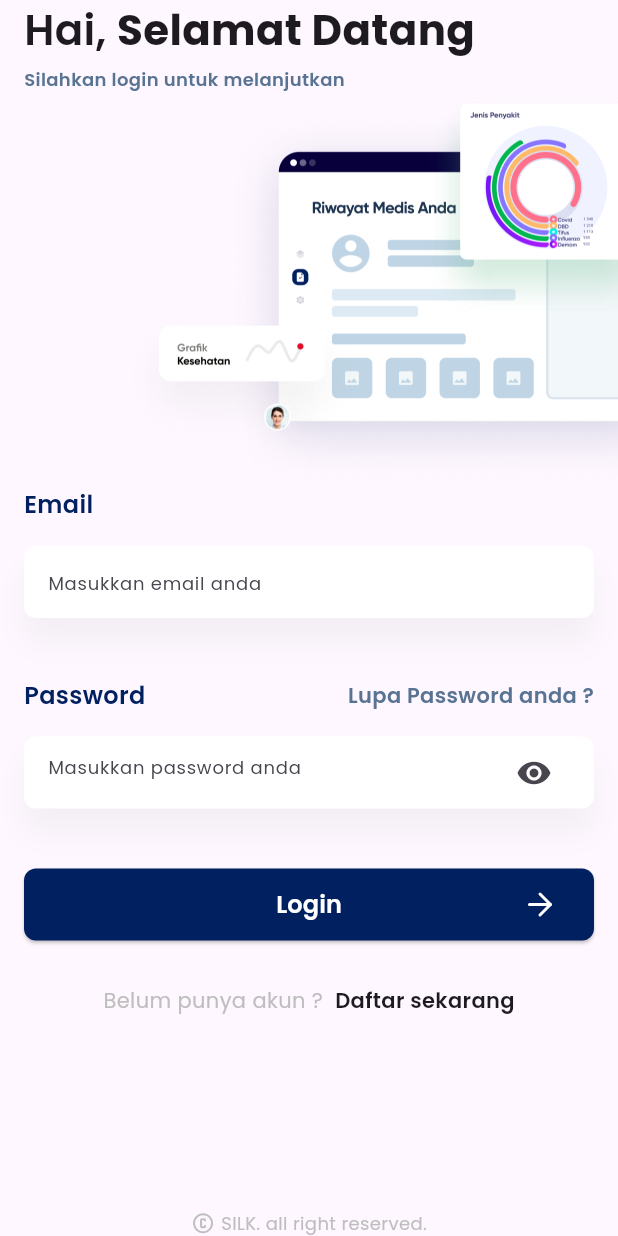
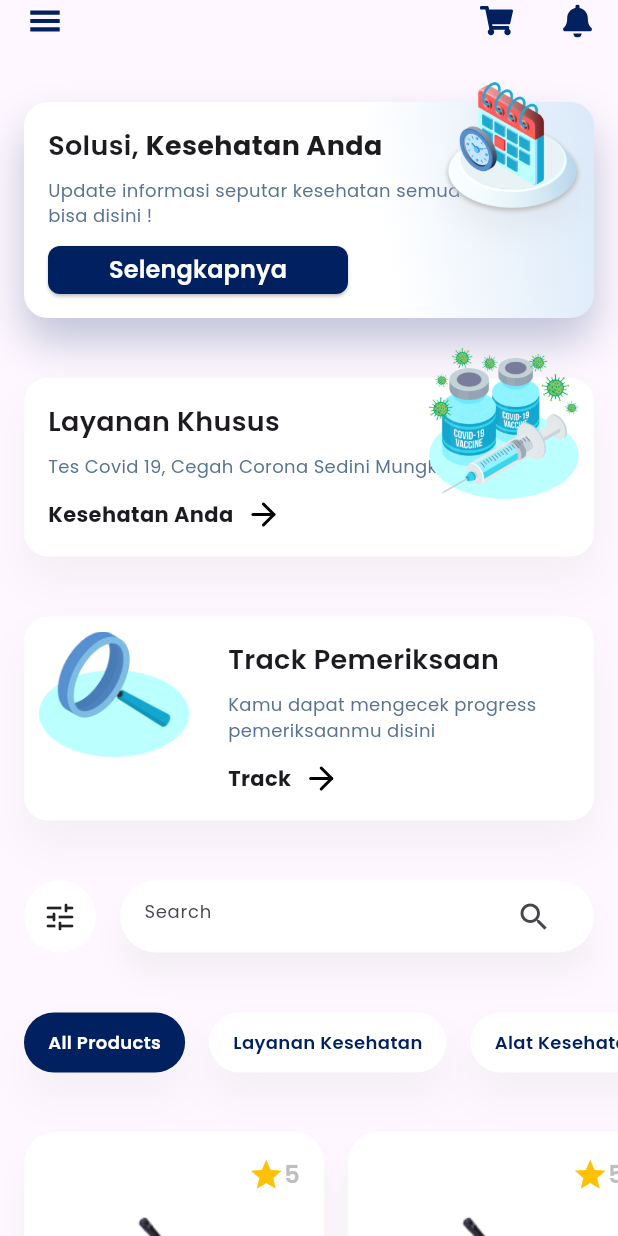
Before and after one commit to hamcuks/vascomm-test, a Flutter app: the screen it shows after launch, on a phone screen of 412 x 824 dp. Run offline on Flutter 3.47's test engine with Material 3 defaults, Android fonts, the phone set to English and light mode, and no system bars; drawn by our look-alikes of auto_size_text; our stand-ins replace bloc, dio, equatable, flutter_bloc, flutter_easyloading, flutter_svg and 2 more.

Commit message:
feat(view): create home view

```diff
--- /dev/null
+++ b/lib/features/main/presentation/views/home_view.dart
@@ -0,0 +1,400 @@
+import 'package:flutter/cupertino.dart';
+import 'package:flutter/material.dart';
+import 'package:flutter/rendering.dart';
+import 'package:flutter/widgets.dart';
+import 'package:flutter_svg/flutter_svg.dart';
+import 'package:google_fonts/google_fonts.dart';
+import 'package:vascomm_test/features/main/presentation/widgets/item_card.dart';
+import 'package:vascomm_test/shared/presentation/widgets/app_button.dart';
+import 'package:vascomm_test/shared/presentation/widgets/app_input_form.dart';
+import 'package:vascomm_test/shared/presentation/widgets/notification_banner.dart';
+
+import '../widgets/category_pill.dart';
+
+class HomeView extends StatelessWidget {
+  const HomeView({super.key});
+
+  @override
+  Widget build(BuildContext context) {
+    return SafeArea(
+      child: Scaffold(
+        body: Column(
+          children: [
+            Padding(
+              padding: const EdgeInsets.symmetric(horizontal: 16),
+              child: Row(
+                children: [
+                  SvgPicture.asset('assets/icons/dash-menu-ic.svg'),
+                  const Spacer(),
+                  SvgPicture.asset('assets/icons/cart-ic.svg'),
+                  const SizedBox(width: 32),
+                  SvgPicture.asset('assets/icons/notif-new-ic.svg'),
+                ],
+              ),
+            ),
+            Expanded(
+              child: ListView(
+                children: [
+                  Padding(
+                    padding: const EdgeInsets.all(16),
+                    child: Column(
+                      children: [
+                        const SizedBox(height: 24),
+                        const _MedicalSolutionCard(),
+                        const SizedBox(height: 40),
+                        const _CovidSpecialServiceCard(),
+                        const SizedBox(height: 40),
+                        const _MedicalTrackCard(),
+                        const SizedBox(height: 40),
+                        const _HomeItemSearch(),
+                        const SizedBox(height: 40),
+                        _CategorySlider(),
+                        const SizedBox(height: 40),
+                        const _ItemListSlider(),
+                      ],
+                    ),
+                  ),
+                  const NotificationBanner()
+                ],
+              ),
+            ),
+          ],
+        ),
+      ),
+    );
+  }
+}
+
+class _CategorySlider extends StatelessWidget {
+  _CategorySlider();
+
+  final dummy = [
+    {'title': 'All Products', 'isSelected': true},
+    {'title': 'Layanan Kesehatan', 'isSelected': false},
+    {'title': 'Alat Kesehatan', 'isSelected': false},
+  ];
+
+  @override
+  Widget build(BuildContext context) {
+    return SizedBox(
+      height: 40,
+      child: ListView.separated(
+        scrollDirection: Axis.horizontal,
+        itemCount: dummy.length,
+        clipBehavior: Clip.none,
+        separatorBuilder: (_, __) => const SizedBox(width: 16),
+        itemBuilder: (context, index) {
+          final data = dummy[index];
+
+          return CategoryPill(
+            title: data['title'].toString(),
+            isSelected: bool.parse(data['isSelected'].toString()),
+          );
+        },
+      ),
+    );
+  }
+}
+
+class _ItemListSlider extends StatelessWidget {
+  const _ItemListSlider();
+
+  @override
+  Widget build(BuildContext context) {
+    return SizedBox(
+      height: 220,
+      child: ListView.separated(
+        scrollDirection: Axis.horizontal,
+        itemCount: 10,
+        clipBehavior: Clip.none,
+        separatorBuilder: (_, __) => const SizedBox(width: 16),
+        itemBuilder: (context, index) {
+          return const ItemCard();
+        },
+      ),
+    );
+  }
+}
+
+class _HomeItemSearch extends StatelessWidget {
+  const _HomeItemSearch();
+
+  @override
+  Widget build(BuildContext context) {
+    return Row(
+      children: [
+        Container(
+          height: 48,
+          width: 48,
+          decoration: const BoxDecoration(
+            color: Colors.white,
+            shape: BoxShape.circle,
+          ),
+          child: const Center(child: Icon(Icons.tune_rounded)),
+        ),
+        const SizedBox(width: 16),
+        const Flexible(
+          child: AppInputForm(
+            hintText: 'Search',
+            prefixIcon: Icon(Icons.search),
+            borderRadius: 30,
+          ),
+        ),
+      ],
+    );
+  }
+}
+
+class _MedicalTrackCard extends StatelessWidget {
+  const _MedicalTrackCard();
+
+  @override
+  Widget build(BuildContext context) {
+    return Stack(
+      clipBehavior: Clip.none,
+      children: [
+        Container(
+          padding: const EdgeInsets.all(16),
+          width: double.maxFinite,
+          decoration: BoxDecoration(
+            color: Colors.white,
+            borderRadius: BorderRadius.circular(16),
+            boxShadow: [
+              BoxShadow(
+                offset: const Offset(0, 16),
+                color: const Color(0xFFBEBEBE).withOpacity(0.16),
+                blurRadius: 24,
+              )
+            ],
+          ),
+          child: Row(
+            children: [
+              const SizedBox(width: 120),
+              Flexible(
+                child: Column(
+                  crossAxisAlignment: CrossAxisAlignment.start,
+                  children: [
+                    Text(
+                      'Track Pemeriksaan',
+                      style: GoogleFonts.poppins(
+                        fontWeight: FontWeight.w600,
+                        fontSize: 18,
+                      ),
+                    ),
+                    const SizedBox(height: 8),
+                    Text(
+                      'Kamu dapat mengecek progress pemeriksaanmu disini',
+                      style: GoogleFonts.poppins(
+                        fontWeight: FontWeight.w400,
+                        fontSize: 12,
+                        color: const Color(0xFF597393),
+                      ),
+                    ),
+                    const SizedBox(height: 12),
+                    Row(
+                      children: [
+                        Text(
+                          'Track',
+                          style: GoogleFonts.poppins(
+                            fontWeight: FontWeight.w700,
+                            fontSize: 14,
+                          ),
+                        ),
+                        const SizedBox(width: 8),
+                        SvgPicture.asset(
+                          'assets/icons/chevron-right.svg',
+                          color: Colors.black,
+                        )
+                      ],
+                    ),
+                  ],
+                ),
+              ),
+            ],
+          ),
+        ),
+        Positioned(
+          left: 10,
+          top: 10,
+          child: Image.asset(
+            'assets/images/key-illus.png',
+            width: 100,
+          ),
+        ),
+      ],
+    );
+  }
+}
+
+class _CovidSpecialServiceCard extends StatelessWidget {
+  const _CovidSpecialServiceCard();
+
+  @override
+  Widget build(BuildContext context) {
+    return Stack(
+      clipBehavior: Clip.none,
+      children: [
+        Container(
+          padding: const EdgeInsets.all(16),
+          width: double.maxFinite,
+          decoration: BoxDecoration(
+            color: Colors.white,
+            borderRadius: BorderRadius.circular(16),
+            boxShadow: [
+              BoxShadow(
+                offset: const Offset(0, 16),
+                color: const Color(0xFFBEBEBE).withOpacity(0.16),
+                blurRadius: 24,
+              )
+            ],
+          ),
+          child: Row(
+            children: [
+              Flexible(
+                child: Column(
+                  crossAxisAlignment: CrossAxisAlignment.start,
+                  children: [
+                    Text(
+                      'Layanan Khusus',
+                      style: GoogleFonts.poppins(
+                        fontWeight: FontWeight.w600,
+                        fontSize: 18,
+                      ),
+                    ),
+                    const SizedBox(height: 8),
+                    Text(
+                      'Tes Covid 19, Cegah Corona Sedini Mungkin',
+                      style: GoogleFonts.poppins(
+                        fontWeight: FontWeight.w400,
+                        fontSize: 12,
+                        color: const Color(0xFF597393),
+                      ),
+                    ),
+                    const SizedBox(height: 12),
+                    Row(
+                      children: [
+                        Text(
+                          'Kesehatan Anda',
+                          style: GoogleFonts.poppins(
+                            fontWeight: FontWeight.w700,
+                            fontSize: 14,
+                          ),
+                        ),
+                        const SizedBox(width: 8),
+                        SvgPicture.asset(
+                          'assets/icons/chevron-right.svg',
+                          color: Colors.black,
+                        )
+                      ],
+                    ),
+                  ],
+                ),
+              ),
+              const SizedBox(width: 64),
+            ],
+          ),
+        ),
+        Positioned(
+          right: 10,
+          top: -20,
+          child: Image.asset(
+            'assets/images/vaccine-illus.png',
+            width: 100,
+          ),
+        ),
+      ],
+    );
+  }
+}
+
+class _MedicalSolutionCard extends StatelessWidget {
+  const _MedicalSolutionCard();
+
+  @override
+  Widget build(BuildContext context) {
+    return Stack(
+      clipBehavior: Clip.none,
+      children: [
+        Container(
+          padding: const EdgeInsets.all(16),
+          width: double.maxFinite,
+          decoration: BoxDecoration(
+            color: Colors.white,
+            borderRadius: BorderRadius.circular(16),
+            gradient: const LinearGradient(
+              colors: [
+                Colors.white,
+                Colors.white,
+                Color(0xFFDAE9F9),
+              ],
+              stops: [0, 0.6, 1],
+              begin: Alignment.centerLeft,
+              end: Alignment.topRight,
+            ),
+            boxShadow: [
+              BoxShadow(
+                offset: const Offset(0, 16),
+                color: const Color(0xFF002060).withOpacity(0.24),
+                blurRadius: 24,
+              )
+            ],
+          ),
+          child: Row(
+            children: [
+              Flexible(
+                child: Column(
+                  crossAxisAlignment: CrossAxisAlignment.start,
+                  children: [
+                    Row(
+                      children: [
+                        Text(
+                          'Solusi, ',
+                          style: GoogleFonts.poppins(
+                            fontWeight: FontWeight.w600,
+                            fontSize: 18,
+                          ),
+                        ),
+                        Text(
+                          'Kesehatan Anda',
+                          style: GoogleFonts.poppins(
+                            fontWeight: FontWeight.bold,
+                            fontSize: 18,
+                          ),
+                        ),
+                      ],
+                    ),
+                    const SizedBox(height: 8),
+                    Text(
+                      'Update informasi seputar kesehatan semua bisa disini !',
+                      style: GoogleFonts.poppins(
+                        fontWeight: FontWeight.w400,
+                        fontSize: 12,
+                        color: const Color(0xFF597393),
+                      ),
+                    ),
+                    const SizedBox(height: 12),
+                    AppButton(
+                      width: 200,
+                      height: 32,
+                      title: 'Selengkapnya',
+                      onPressed: () {},
+                    ),
+                  ],
+                ),
+              ),
+              const SizedBox(width: 64),
+            ],
+          ),
+        ),
+        Positioned(
+          right: -10,
+          top: -20,
+          child: Image.asset(
+            'assets/images/calendar-illus.png',
+            width: 128,
+          ),
+        ),
+      ],
+    );
+  }
+}
--- /dev/null
+++ b/lib/features/main/presentation/widgets/category_pill.dart
@@ -0,0 +1,41 @@
+import 'package:flutter/material.dart';
+import 'package:google_fonts/google_fonts.dart';
+
+class CategoryPill extends StatelessWidget {
+  const CategoryPill({
+    super.key,
+    required this.title,
+    this.isSelected = false,
+  });
+
+  final String title;
+  final bool isSelected;
+
+  @override
+  Widget build(BuildContext context) {
+    return Container(
+      padding: const EdgeInsets.symmetric(horizontal: 16, vertical: 8),
+      decoration: BoxDecoration(
+        color: isSelected ? const Color(0xFF002060) : Colors.white,
+        borderRadius: BorderRadius.circular(20),
+        boxShadow: [
+          BoxShadow(
+            offset: const Offset(0, 16),
+            color: const Color(0xFFBEBEBE).withOpacity(0.16),
+            blurRadius: 24,
+          )
+        ],
+      ),
+      child: Center(
+        child: Text(
+          title,
+          style: GoogleFonts.poppins(
+            fontSize: 12,
+            fontWeight: FontWeight.w600,
+            color: isSelected ? Colors.white : const Color(0xFF002060),
+          ),
+        ),
+      ),
+    );
+  }
+}
--- /dev/null
+++ b/lib/features/main/presentation/widgets/item_card.dart
@@ -0,0 +1,95 @@
+import 'package:flutter/cupertino.dart';
+import 'package:flutter/material.dart';
+import 'package:flutter/widgets.dart';
+import 'package:google_fonts/google_fonts.dart';
+
+class ItemCard extends StatelessWidget {
+  const ItemCard({
+    super.key,
+  });
+
+  @override
+  Widget build(BuildContext context) {
+    return Container(
+      width: 200,
+      padding: const EdgeInsets.all(16),
+      decoration: BoxDecoration(
+        color: Colors.white,
+        borderRadius: BorderRadius.circular(20),
+        boxShadow: [
+          BoxShadow(
+            offset: const Offset(0, 16),
+            color: const Color(0xFFBEBEBE).withOpacity(0.16),
+            blurRadius: 16,
+          )
+        ],
+      ),
+      child: Column(
+        children: [
+          Row(
+            children: [
+              const Spacer(),
+              const Icon(Icons.star, color: Colors.amber),
+              Text(
+                '5',
+                style: GoogleFonts.poppins(
+                  fontSize: 16,
+                  fontWeight: FontWeight.w600,
+                  color: const Color(0xFFBEBEBE),
+                ),
+              )
+            ],
+          ),
+          const SizedBox(height: 16),
+          Image.asset('assets/images/microscope.png'),
+          const SizedBox(height: 16),
+          Column(
+            crossAxisAlignment: CrossAxisAlignment.start,
+            children: [
+              Text(
+                'Suntik Steril',
+                style: GoogleFonts.poppins(
+                  fontSize: 14,
+                  fontWeight: FontWeight.w600,
+                  color: const Color(0xFF200206),
+                ),
+              ),
+              const SizedBox(height: 8),
+              Row(
+                children: [
+                  Text(
+                    'Rp10.000',
+                    style: GoogleFonts.poppins(
+                      fontSize: 12,
+                      fontWeight: FontWeight.w600,
+                      color: const Color(0xFFFF7200),
+                    ),
+                  ),
+                  const SizedBox(width: 16),
+                  Container(
+                    padding: const EdgeInsets.symmetric(
+                      horizontal: 8,
+                      vertical: 4,
+                    ),
+                    decoration: BoxDecoration(
+                      borderRadius: BorderRadius.circular(8),
+                      color: const Color(0xFFB3FFCB),
+                    ),
+                    child: Text(
+                      'Rp10.000',
+                      style: GoogleFonts.poppins(
+                        fontSize: 10,
+                        fontWeight: FontWeight.w400,
+                        color: const Color(0xFF007025),
+                      ),
+                    ),
+                  ),
+                ],
+              )
+            ],
+          )
+        ],
+      ),
+    );
+  }
+}
--- a/lib/main.dart
+++ b/lib/main.dart
@@ -1,6 +1,6 @@
 import 'package:flutter/material.dart';
 import 'package:flutter_easyloading/flutter_easyloading.dart';
-import 'package:vascomm_test/features/authentication/presentation/views/login_view.dart';
+import 'package:vascomm_test/features/main/presentation/views/home_view.dart';
 import 'package:vascomm_test/injector.dart';
 
 void main() {
@@ -22,7 +22,7 @@ class MyApp extends StatelessWidget {
         colorScheme: ColorScheme.fromSeed(seedColor: Colors.deepPurple),
         useMaterial3: true,
       ),
-      home: const LoginView(),
+      home: const HomeView(),
       builder: EasyLoading.init(),
     );
   }
--- a/lib/shared/presentation/widgets/app_button.dart
+++ b/lib/shared/presentation/widgets/app_button.dart
@@ -1,3 +1,4 @@
+import 'package:auto_size_text/auto_size_text.dart';
 import 'package:flutter/material.dart';
 import 'package:google_fonts/google_fonts.dart';
 
@@ -5,10 +6,14 @@ class AppButton extends StatelessWidget {
   const AppButton({
     super.key,
     required this.title,
+    this.width,
+    this.height,
     this.icon,
     this.onPressed,
   });
 
+  final double? width;
+  final double? height;
   final String title;
   final Widget? icon;
   final Function()? onPressed;
@@ -16,8 +21,8 @@ class AppButton extends StatelessWidget {
   @override
   Widget build(BuildContext context) {
     return SizedBox(
-      height: 48,
-      width: double.maxFinite,
+      height: height ?? 48,
+      width: width ?? double.maxFinite,
       child: ElevatedButton(
         style: ElevatedButton.styleFrom(
           backgroundColor: const Color(0xFF002060),
@@ -31,12 +36,13 @@ class AppButton extends StatelessWidget {
           fit: StackFit.expand,
           children: [
             Center(
-              child: Text(
+              child: AutoSizeText(
                 title,
                 style: GoogleFonts.poppins(
                   fontSize: 16,
                   fontWeight: FontWeight.w600,
                 ),
+                maxLines: 1,
               ),
             ),
             Align(
--- a/lib/shared/presentation/widgets/app_input_form.dart
+++ b/lib/shared/presentation/widgets/app_input_form.dart
@@ -5,10 +5,11 @@ import 'package:vascomm_test/shared/extensions/string_extension.dart';
 class AppInputForm extends StatefulWidget {
   const AppInputForm({
     super.key,
-    required this.title,
+    this.title,
     this.controller,
     this.hintText,
     this.suffixText,
+    this.borderRadius = 8,
     this.isRequired = false,
     this.isObscure,
     this.suffixIcon,
@@ -17,9 +18,10 @@ class AppInputForm extends StatefulWidget {
   });
 
   final TextEditingController? controller;
-  final String title;
+  final String? title;
   final String? hintText;
   final String? suffixText;
+  final double borderRadius;
   final bool isRequired;
   final bool? isObscure;
   final Widget? suffixIcon;
@@ -65,10 +67,11 @@ class _AppInputFormState extends State<AppInputForm> {
     return Column(
       crossAxisAlignment: CrossAxisAlignment.start,
       children: [
+        if (widget.title != null) ...[
           Row(
             children: [
               Text(
-              widget.title,
+                widget.title!,
                 style: GoogleFonts.poppins(
                   fontWeight: FontWeight.w600,
                   fontSize: 16,
@@ -89,11 +92,12 @@ class _AppInputFormState extends State<AppInputForm> {
             ],
           ),
           const SizedBox(height: 16),
+        ],
         Container(
           padding: const EdgeInsets.symmetric(horizontal: 16),
           decoration: BoxDecoration(
             color: Colors.white,
-            borderRadius: BorderRadius.circular(8),
+            borderRadius: BorderRadius.circular(widget.borderRadius),
             boxShadow: [
               BoxShadow(
                 offset: const Offset(0, 16),
@@ -128,7 +132,6 @@ class _AppInputFormState extends State<AppInputForm> {
                 fontSize: 12,
                 fontWeight: FontWeight.w400,
               ),
-              prefixIcon: widget.prefixIcon,
               suffixIcon: _getPrefixIcon(_isObscure),
               border: InputBorder.none,
             ),
--- /dev/null
+++ b/lib/shared/presentation/widgets/notification_banner.dart
@@ -0,0 +1,73 @@
+import 'package:flutter/material.dart';
+import 'package:flutter_svg/flutter_svg.dart';
+import 'package:google_fonts/google_fonts.dart';
+
+class NotificationBanner extends StatelessWidget {
+  const NotificationBanner({
+    super.key,
+  });
+
+  @override
+  Widget build(BuildContext context) {
+    return Container(
+      width: double.maxFinite,
+      color: const Color(0xFF002060),
+      child: Stack(
+        clipBehavior: Clip.antiAlias,
+        children: [
+          Positioned(
+            left: -80,
+            bottom: -80,
+            child: Container(
+              width: 228,
+              height: 228,
+              decoration: BoxDecoration(
+                border: Border.all(
+                  width: 50,
+                  color: Colors.white.withOpacity(.1),
+                ),
+                shape: BoxShape.circle,
+              ),
+            ),
+          ),
+          Positioned(
+            right: 100,
+            top: 10,
+            child: SvgPicture.asset('assets/images/dot-background.svg'),
+          ),
+          Padding(
+            padding: const EdgeInsets.symmetric(horizontal: 16, vertical: 48),
+            child: Row(
+              children: [
+                Text(
+                  'Ingin mendapat update \ndari kami ?',
+                  style: GoogleFonts.poppins(
+                    fontSize: 16,
+                    color: Colors.white,
+                    fontWeight: FontWeight.w700,
+                  ),
+                ),
+                const Spacer(),
+                Row(
+                  children: [
+                    Text(
+                      'Dapatkan \nnotifikasi',
+                      style: GoogleFonts.poppins(
+                        fontSize: 14,
+                        color: Colors.white,
+                        fontWeight: FontWeight.w400,
+                      ),
+                      textAlign: TextAlign.right,
+                    ),
+                    const SizedBox(width: 8),
+                    SvgPicture.asset('assets/icons/chevron-right.svg'),
+                  ],
+                )
+              ],
+            ),
+          )
+        ],
+      ),
+    );
+  }
+}
--- a/pubspec.yaml
+++ b/pubspec.yaml
@@ -44,6 +44,7 @@ dependencies:
   dio: ^5.4.3+1
   shared_preferences: ^2.2.3
   flutter_easyloading: ^3.0.5
+  auto_size_text: ^3.0.0
 
 dev_dependencies:
   flutter_test:
```
Also changed, not shown: assets/icons/notif-new-ic.svg (added), assets/icons/search-ic.svg (added), assets/images/dot-background.svg (added), assets/images/iPhone 11 Pro/Ornamen 1.svg (added), assets/images/iPhone 11 Pro/icon/notifications/new.svg (added), pubspec.lock. Lines whose indentation alone changed are shown as unchanged.
